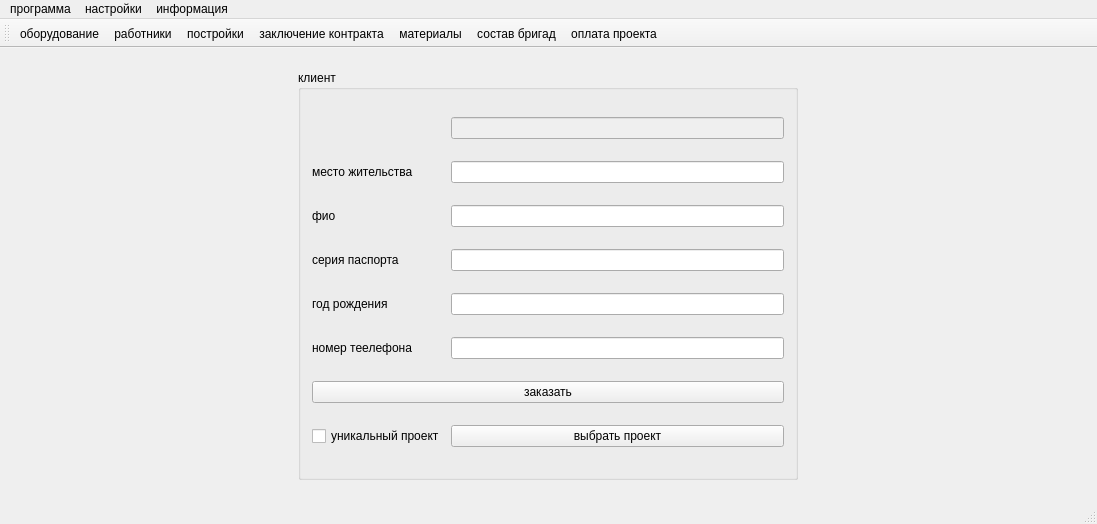
First picture: the form in mainwindow.ui, repository Pchelovec/course_progect, before the edit.
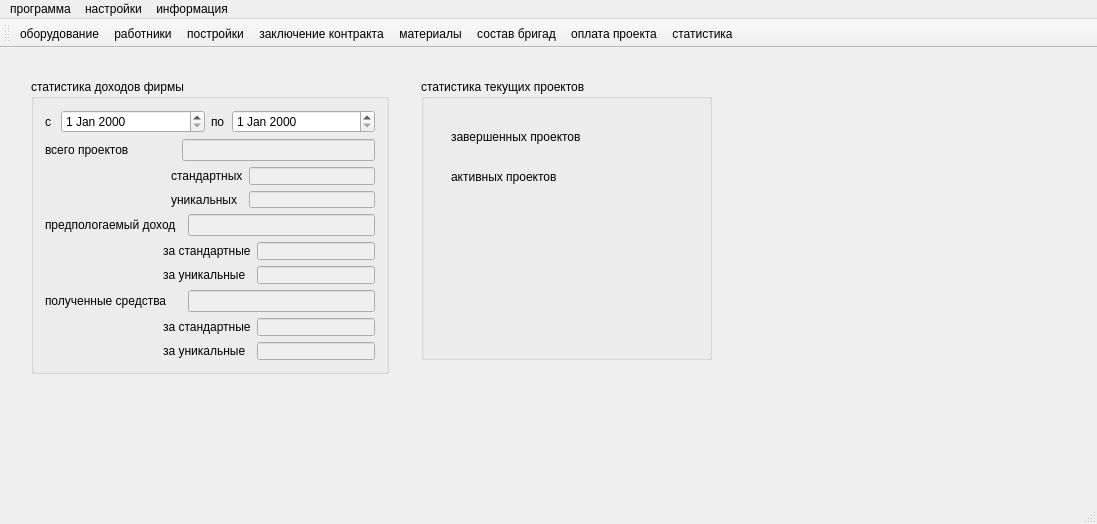
Second picture: the form after the edit. The open tabs and pages were chosen to show the change. Icons and pictures are not drawn.

Commit message: 22.03.15 make_and_save_time_plan_for_building

Patch:
```diff
--- a/mainwindow.ui
+++ b/mainwindow.ui
@@ -958,14 +958,14 @@
                </property>
               </widget>
              </item>
-             <item row="7" column="1">
+             <item row="9" column="2">
               <widget class="QPushButton" name="pushButton_2">
                <property name="text">
                 <string>выбрать проект</string>
                </property>
               </widget>
              </item>
-             <item row="3" column="1">
+             <item row="3" column="2">
               <widget class="QLineEdit" name="lineEdit_client_pasport_input"/>
              </item>
              <item row="2" column="0">
@@ -975,7 +975,7 @@
                </property>
               </widget>
              </item>
-             <item row="2" column="1">
+             <item row="2" column="2">
               <widget class="QLineEdit" name="lineEdit_client_fio_input"/>
              </item>
              <item row="5" column="0">
@@ -985,10 +985,10 @@
                </property>
               </widget>
              </item>
-             <item row="5" column="1">
+             <item row="5" column="2">
               <widget class="QLineEdit" name="lineEdit_client_phone_input"/>
              </item>
-             <item row="7" column="0">
+             <item row="9" column="0">
               <widget class="QCheckBox" name="checkBox_is_ynical_progect">
                <property name="text">
                 <string>уникальный проект</string>
@@ -1002,14 +1002,14 @@
                </property>
               </widget>
              </item>
-             <item row="6" column="0" colspan="2">
+             <item row="8" column="0" colspan="3">
               <widget class="QPushButton" name="order_PB">
                <property name="text">
                 <string>заказать</string>
                </property>
               </widget>
              </item>
-             <item row="4" column="1">
+             <item row="4" column="2">
               <widget class="QLineEdit" name="lineEdit_client_yearBir_input"/>
              </item>
              <item row="1" column="0">
@@ -1019,10 +1019,10 @@
                </property>
               </widget>
              </item>
-             <item row="1" column="1">
+             <item row="1" column="2">
               <widget class="QLineEdit" name="lineEdit_client_mestoJit_input"/>
              </item>
-             <item row="0" column="1">
+             <item row="0" column="2">
               <widget class="QLineEdit" name="building_id_for_progect">
                <property name="enabled">
                 <bool>false</bool>
@@ -1844,6 +1844,522 @@
          </item>
         </layout>
        </widget>
+       <widget class="QGroupBox" name="groupBox_7">
+        <property name="geometry">
+         <rect>
+          <x>340</x>
+          <y>40</y>
+          <width>276</width>
+          <height>105</height>
+         </rect>
+        </property>
+        <property name="title">
+         <string>дополнительная информация</string>
+        </property>
+        <layout class="QGridLayout" name="gridLayout_46">
+         <item row="0" column="0">
+          <widget class="QLabel" name="label_49">
+           <property name="text">
+            <string>стоимость</string>
+           </property>
+          </widget>
+         </item>
+         <item row="0" column="1" colspan="2">
+          <widget class="QLineEdit" name="lineEdit">
+           <property name="enabled">
+            <bool>false</bool>
+           </property>
+          </widget>
+         </item>
+         <item row="1" column="0">
+          <widget class="QLabel" name="label_50">
+           <property name="text">
+            <string>оплачено</string>
+           </property>
+          </widget>
+         </item>
+         <item row="1" column="1" colspan="2">
+          <widget class="QLineEdit" name="lineEdit_2">
+           <property name="enabled">
+            <bool>false</bool>
+           </property>
+          </widget>
+         </item>
+         <item row="2" column="0" colspan="2">
+          <widget class="QLabel" name="label_51">
+           <property name="text">
+            <string>необходимо заплатить</string>
+           </property>
+          </widget>
+         </item>
+         <item row="2" column="2">
+          <widget class="QLineEdit" name="lineEdit_3">
+           <property name="enabled">
+            <bool>false</bool>
+           </property>
+          </widget>
+         </item>
+        </layout>
+       </widget>
+      </widget>
+      <widget class="QWidget" name="page_12">
+       <widget class="QGroupBox" name="groupBox_8">
+        <property name="geometry">
+         <rect>
+          <x>20</x>
+          <y>20</y>
+          <width>358</width>
+          <height>295</height>
+         </rect>
+        </property>
+        <property name="title">
+         <string>статистика доходов фирмы</string>
+        </property>
+        <layout class="QGridLayout" name="gridLayout_50">
+         <item row="2" column="0" colspan="3">
+          <layout class="QGridLayout" name="gridLayout_47">
+           <item row="0" column="1">
+            <widget class="QLabel" name="label_59">
+             <property name="text">
+              <string>стандартных</string>
+             </property>
+            </widget>
+           </item>
+           <item row="0" column="2">
+            <widget class="QLineEdit" name="progect_count_standart">
+             <property name="enabled">
+              <bool>false</bool>
+             </property>
+            </widget>
+           </item>
+           <item row="1" column="1">
+            <widget class="QLabel" name="label_60">
+             <property name="text">
+              <string>уникальных</string>
+             </property>
+            </widget>
+           </item>
+           <item row="1" column="2">
+            <widget class="QLineEdit" name="progect_count_ynic">
+             <property name="enabled">
+              <bool>false</bool>
+             </property>
+            </widget>
+           </item>
+           <item row="0" column="0" rowspan="2">
+            <spacer name="horizontalSpacer_18">
+             <property name="orientation">
+              <enum>Qt::Horizontal</enum>
+             </property>
+             <property name="sizeHint" stdset="0">
+              <size>
+               <width>40</width>
+               <height>20</height>
+              </size>
+             </property>
+            </spacer>
+           </item>
+          </layout>
+         </item>
+         <item row="4" column="0" colspan="3">
+          <layout class="QGridLayout" name="gridLayout_48">
+           <item row="0" column="1">
+            <widget class="QLabel" name="label_61">
+             <property name="text">
+              <string>за стандартные</string>
+             </property>
+            </widget>
+           </item>
+           <item row="0" column="2">
+            <widget class="QLineEdit" name="progect_standart_money">
+             <property name="enabled">
+              <bool>false</bool>
+             </property>
+            </widget>
+           </item>
+           <item row="1" column="1">
+            <widget class="QLabel" name="label_62">
+             <property name="text">
+              <string>за уникальные</string>
+             </property>
+            </widget>
+           </item>
+           <item row="1" column="2">
+            <widget class="QLineEdit" name="progect_ynic_money">
+             <property name="enabled">
+              <bool>false</bool>
+             </property>
+            </widget>
+           </item>
+           <item row="0" column="0" rowspan="2">
+            <spacer name="horizontalSpacer_19">
+             <property name="orientation">
+              <enum>Qt::Horizontal</enum>
+             </property>
+             <property name="sizeHint" stdset="0">
+              <size>
+               <width>40</width>
+               <height>20</height>
+              </size>
+             </property>
+            </spacer>
+           </item>
+          </layout>
+         </item>
+         <item row="6" column="0" colspan="3">
+          <layout class="QGridLayout" name="gridLayout_49">
+           <item row="0" column="1">
+            <widget class="QLabel" name="label_63">
+             <property name="text">
+              <string>за стандартные</string>
+             </property>
+            </widget>
+           </item>
+           <item row="0" column="2">
+            <widget class="QLineEdit" name="progect_info_money_pay_standart">
+             <property name="enabled">
+              <bool>false</bool>
+             </property>
+            </widget>
+           </item>
+           <item row="1" column="1">
+            <widget class="QLabel" name="label_64">
+             <property name="text">
+              <string>за уникальные</string>
+             </property>
+            </widget>
+           </item>
+           <item row="1" column="2">
+            <widget class="QLineEdit" name="progect_info_money_pay_ynic">
+             <property name="enabled">
+              <bool>false</bool>
+             </property>
+            </widget>
+           </item>
+           <item row="0" column="0" rowspan="2">
+            <spacer name="horizontalSpacer_20">
+             <property name="orientation">
+              <enum>Qt::Horizontal</enum>
+             </property>
+             <property name="sizeHint" stdset="0">
+              <size>
+               <width>40</width>
+               <height>20</height>
+              </size>
+             </property>
+            </spacer>
+           </item>
+          </layout>
+         </item>
+         <item row="1" column="0">
+          <widget class="QLabel" name="label_56">
+           <property name="text">
+            <string>всего проектов</string>
+           </property>
+          </widget>
+         </item>
+         <item row="3" column="0">
+          <widget class="QLabel" name="label_57">
+           <property name="text">
+            <string>предпологаемый доход</string>
+           </property>
+          </widget>
+         </item>
+         <item row="3" column="2">
+          <widget class="QLineEdit" name="progect_sum_money_all_type">
+           <property name="enabled">
+            <bool>false</bool>
+           </property>
+          </widget>
+         </item>
+         <item row="5" column="0">
+          <widget class="QLabel" name="label_58">
+           <property name="text">
+            <string>полученные средства</string>
+           </property>
+          </widget>
+         </item>
+         <item row="5" column="2">
+          <widget class="QLineEdit" name="progect_info_money_pay">
+           <property name="enabled">
+            <bool>false</bool>
+           </property>
+          </widget>
+         </item>
+         <item row="0" column="0" colspan="3">
+          <layout class="QHBoxLayout" name="horizontalLayout_9">
+           <item>
+            <widget class="QLabel" name="label_54">
+             <property name="maximumSize">
+              <size>
+               <width>10</width>
+               <height>16777215</height>
+              </size>
+             </property>
+             <property name="text">
+              <string>с</string>
+             </property>
+            </widget>
+           </item>
+           <item>
+            <widget class="QDateEdit" name="statistic_time_start"/>
+           </item>
+           <item>
+            <widget class="QLabel" name="label_55">
+             <property name="maximumSize">
+              <size>
+               <width>15</width>
+               <height>16777215</height>
+              </size>
+             </property>
+             <property name="text">
+              <string>по</string>
+             </property>
+            </widget>
+           </item>
+           <item>
+            <widget class="QDateEdit" name="statistic_time_fin"/>
+           </item>
+          </layout>
+         </item>
+         <item row="1" column="1" colspan="2">
+          <widget class="QLineEdit" name="progect_count_all_type">
+           <property name="enabled">
+            <bool>false</bool>
+           </property>
+          </widget>
+         </item>
+        </layout>
+       </widget>
+       <widget class="QGroupBox" name="groupBox_9">
+        <property name="geometry">
+         <rect>
+          <x>410</x>
+          <y>20</y>
+          <width>291</width>
+          <height>281</height>
+         </rect>
+        </property>
+        <property name="title">
+         <string>статистика текущих проектов</string>
+        </property>
+        <widget class="QLabel" name="label_65">
+         <property name="geometry">
+          <rect>
+           <x>30</x>
+           <y>90</y>
+           <width>111</width>
+           <height>16</height>
+          </rect>
+         </property>
+         <property name="text">
+          <string>активных проектов</string>
+         </property>
+        </widget>
+        <widget class="QLabel" name="label_66">
+         <property name="geometry">
+          <rect>
+           <x>30</x>
+           <y>50</y>
+           <width>131</width>
+           <height>16</height>
+          </rect>
+         </property>
+         <property name="text">
+          <string>завершенных проектов</string>
+         </property>
+        </widget>
+       </widget>
+      </widget>
+      <widget class="QWidget" name="page_13">
+       <widget class="QGroupBox" name="groupBox_10">
+        <property name="geometry">
+         <rect>
+          <x>110</x>
+          <y>20</y>
+          <width>282</width>
+          <height>391</height>
+         </rect>
+        </property>
+        <property name="title">
+         <string>информация о заключенном контракте</string>
+        </property>
+        <layout class="QGridLayout" name="gridLayout_51">
+         <item row="0" column="0">
+          <layout class="QHBoxLayout" name="horizontalLayout_12">
+           <item>
+            <widget class="QLabel" name="label_68">
+             <property name="text">
+              <string>дата начала строительных работ</string>
+             </property>
+            </widget>
+           </item>
+           <item>
+            <widget class="QDateEdit" name="dateEdit_2"/>
+           </item>
+          </layout>
+         </item>
+         <item row="1" column="0">
+          <layout class="QHBoxLayout" name="horizontalLayout_13">
+           <item>
+            <widget class="QLabel" name="label_69">
+             <property name="text">
+              <string>дата окончания строительства</string>
+             </property>
+            </widget>
+           </item>
+           <item>
+            <widget class="QDateEdit" name="dateEdit_3"/>
+           </item>
+          </layout>
+         </item>
+         <item row="2" column="0">
+          <layout class="QHBoxLayout" name="horizontalLayout_16">
+           <item>
+            <widget class="QLabel" name="label_71">
+             <property name="text">
+              <string>заказчик</string>
+             </property>
+            </widget>
+           </item>
+           <item>
+            <widget class="QLineEdit" name="lineEdit_5"/>
+           </item>
+          </layout>
+         </item>
+         <item row="3" column="0">
+          <layout class="QHBoxLayout" name="horizontalLayout_15">
+           <item>
+            <widget class="QLabel" name="label_72">
+             <property name="text">
+              <string>код поекта</string>
+             </property>
+            </widget>
+           </item>
+           <item>
+            <widget class="QLineEdit" name="lineEdit_6"/>
+           </item>
+          </layout>
+         </item>
+         <item row="4" column="0">
+          <layout class="QHBoxLayout" name="horizontalLayout_10">
+           <item>
+            <spacer name="horizontalSpacer_23">
+             <property name="orientation">
+              <enum>Qt::Horizontal</enum>
+             </property>
+             <property name="sizeHint" stdset="0">
+              <size>
+               <width>40</width>
+               <height>20</height>
+              </size>
+             </property>
+            </spacer>
+           </item>
+           <item>
+            <widget class="QLabel" name="label_70">
+             <property name="text">
+              <string>график работ</string>
+             </property>
+            </widget>
+           </item>
+           <item>
+            <spacer name="horizontalSpacer_24">
+             <property name="orientation">
+              <enum>Qt::Horizontal</enum>
+             </property>
+             <property name="sizeHint" stdset="0">
+              <size>
+               <width>40</width>
+               <height>20</height>
+              </size>
+             </property>
+            </spacer>
+           </item>
+          </layout>
+         </item>
+         <item row="5" column="0">
+          <widget class="QTableView" name="tableView"/>
+         </item>
+         <item row="6" column="0">
+          <layout class="QHBoxLayout" name="horizontalLayout_14">
+           <item>
+            <widget class="QLabel" name="label_67">
+             <property name="text">
+              <string>сумма</string>
+             </property>
+            </widget>
+           </item>
+           <item>
+            <widget class="QLineEdit" name="lineEdit_4">
+             <property name="enabled">
+              <bool>false</bool>
+             </property>
+            </widget>
+           </item>
+          </layout>
+         </item>
+         <item row="7" column="0">
+          <layout class="QHBoxLayout" name="horizontalLayout_11">
+           <item>
+            <spacer name="horizontalSpacer_21">
+             <property name="orientation">
+              <enum>Qt::Horizontal</enum>
+             </property>
+             <property name="sizeHint" stdset="0">
+              <size>
+               <width>40</width>
+               <height>20</height>
+              </size>
+             </property>
+            </spacer>
+           </item>
+           <item>
+            <widget class="QPushButton" name="pushButton_5">
+             <property name="minimumSize">
+              <size>
+               <width>50</width>
+               <height>50</height>
+              </size>
+             </property>
+             <property name="maximumSize">
+              <size>
+               <width>50</width>
+               <height>50</height>
+              </size>
+             </property>
+             <property name="text">
+              <string/>
+             </property>
+             <property name="icon">
+              <iconset resource="resurs.qrc">
+               <normaloff>:/pictures/res/Printer.png</normaloff>:/pictures/res/Printer.png</iconset>
+             </property>
+             <property name="iconSize">
+              <size>
+               <width>50</width>
+               <height>50</height>
+              </size>
+             </property>
+            </widget>
+           </item>
+           <item>
+            <spacer name="horizontalSpacer_22">
+             <property name="orientation">
+              <enum>Qt::Horizontal</enum>
+             </property>
+             <property name="sizeHint" stdset="0">
+              <size>
+               <width>40</width>
+               <height>20</height>
+              </size>
+             </property>
+            </spacer>
+           </item>
+          </layout>
+         </item>
+        </layout>
+       </widget>
       </widget>
      </widget>
     </item>
@@ -1916,6 +2432,7 @@
    <addaction name="material"/>
    <addaction name="brigada_sostav"/>
    <addaction name="money_for_progect"/>
+   <addaction name="statistic"/>
   </widget>
   <widget class="QStatusBar" name="statusBar"/>
   <action name="action">
@@ -2050,6 +2567,15 @@
     <string>изменить наценку</string>
    </property>
   </action>
+  <action name="statistic">
+   <property name="icon">
+    <iconset resource="resurs.qrc">
+     <normaloff>:/pictures/res/diagramm_circle.png</normaloff>:/pictures/res/diagramm_circle.png</iconset>
+   </property>
+   <property name="text">
+    <string>статистика</string>
+   </property>
+  </action>
  </widget>
  <layoutdefault spacing="6" margin="11"/>
  <resources>
```
Left out of the diff: 29 changed lines with no effect on the pictures. The commit also changes 16 other files.
